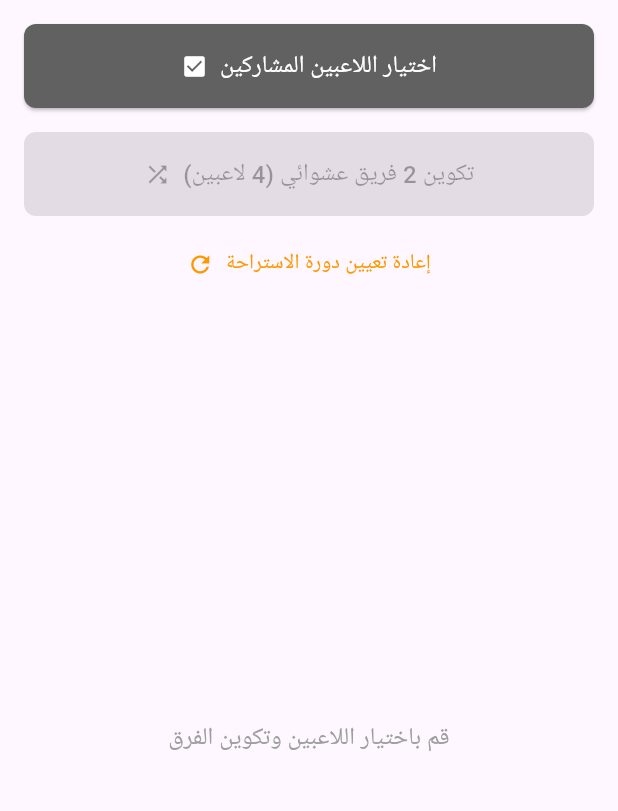
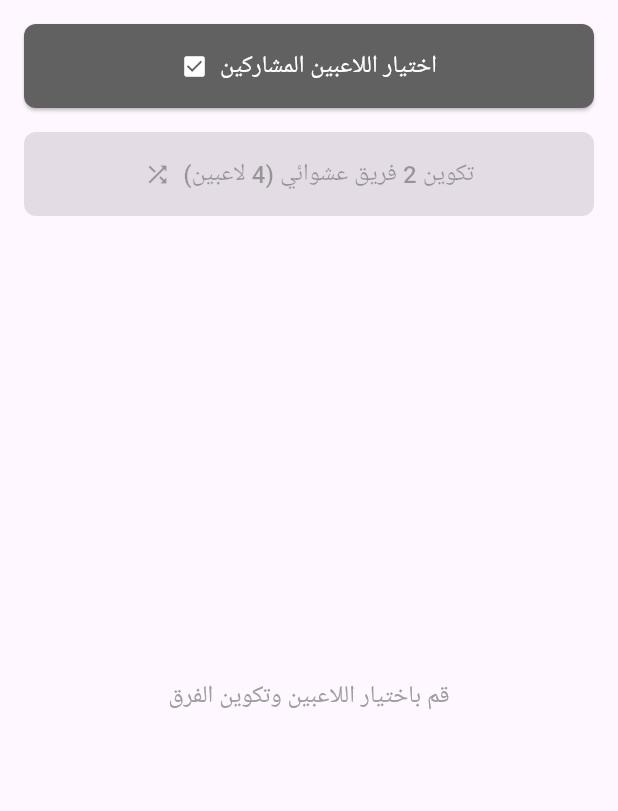
Before and after one commit to AiExpert1985/family_cards, a Flutter app: the RandomTeamsPage screen opened directly, on a phone screen of 412 x 824 dp, the part 84-895 px from its top. Run offline on Flutter 3.47's test engine with Material 3 defaults, Android fonts, the phone set to English and light mode, and no system bars; our stand-ins replace flutter_riverpod, shared_preferences; accounts and stored records are empty.

Commit message:
improve UI and UX

```diff
--- a/lib/pages/random_teams_page.dart
+++ b/lib/pages/random_teams_page.dart
@@ -214,22 +214,6 @@ class _RandomTeamsPageState extends ConsumerState<RandomTeamsPage> {
               ),
             ),
           ),
-          const SizedBox(height: 8),
-          Padding(
-            padding: const EdgeInsets.symmetric(horizontal: 16.0),
-            child: SizedBox(
-              width: double.infinity,
-              child: TextButton.icon(
-                icon: const Icon(Icons.refresh),
-                label: const Text('إعادة تعيين دورة الاستراحة'),
-                style: TextButton.styleFrom(
-                  foregroundColor: Colors.orange,
-                  padding: const EdgeInsets.symmetric(vertical: 12),
-                ),
-                onPressed: _resetCycle,
-              ),
-            ),
-          ),
           const SizedBox(height: 16),
 
           Expanded(child: _buildResultsView()),
@@ -340,7 +324,7 @@ class _RandomTeamsPageState extends ConsumerState<RandomTeamsPage> {
           // Resting players
           if (_result!.restingPlayers.isNotEmpty) ...[
             const SizedBox(height: 30),
-            RestingPlayersCard(players: _result!.restingPlayers),
+            RestingPlayersCard(players: _result!.restingPlayers, onResetCycle: _resetCycle),
           ],
         ],
       ),
```
Also changed, not shown: lib/widgets/teams/resting_players_card.dart (+52 -13 lines).
